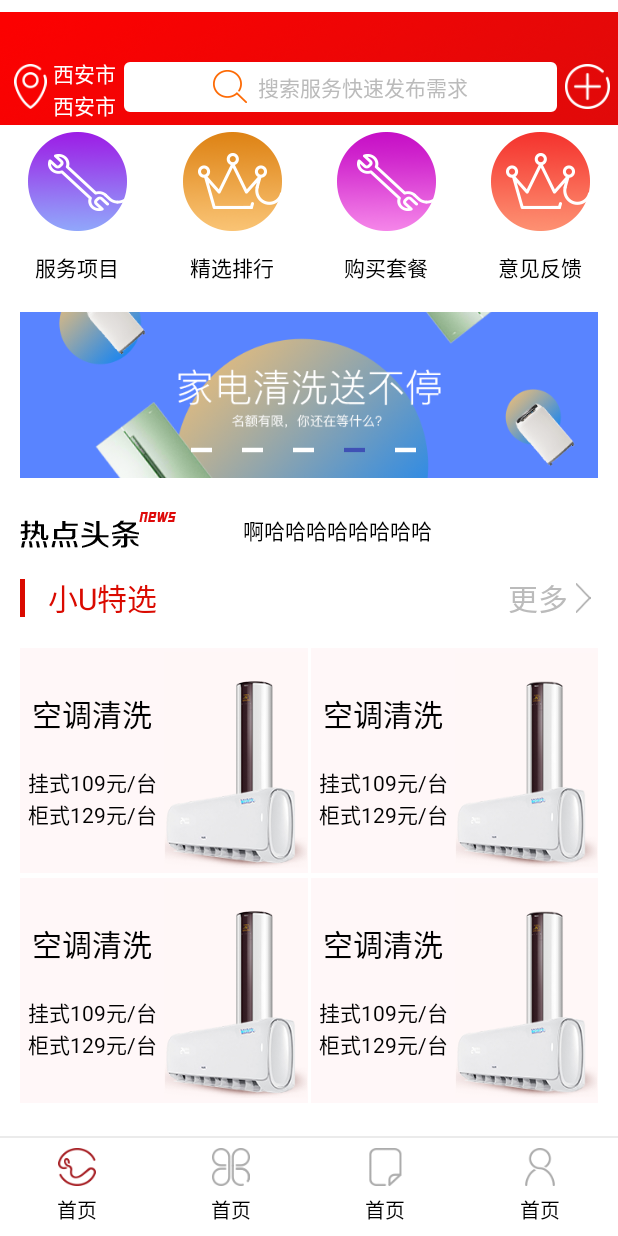
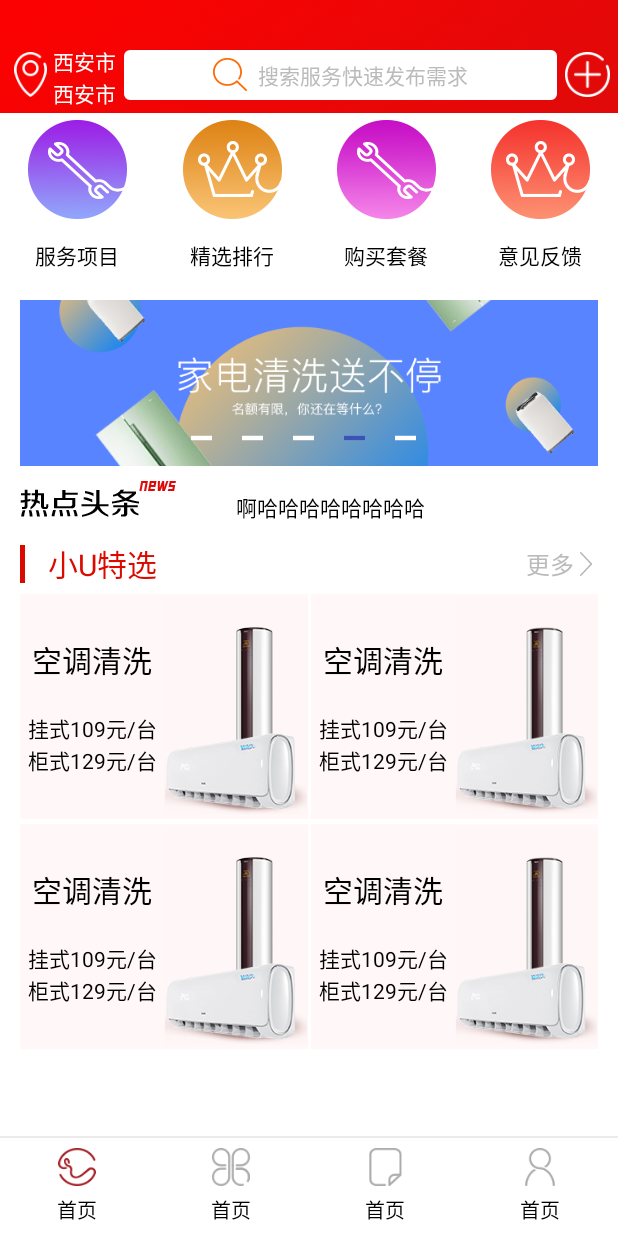
Before and after one commit to lxl757266307/UJ, an Android app: the screen it shows after launch (MainActivity), on a phone screen of 412 x 824 dp. Run offline under Robolectric (Android 15) with nearby library versions, the phone set to English and light mode, and no system bars; our stand-ins replace ButterKnife, CircleImageView; libraries missing offline, so code that uses them is left out: com.amap.api, com.handmark.pulltorefresh, com.igexin.sdk, com.qiniu.android, com.tencent.mm and 1 more; plain views replace PullToRefreshScrollView; 5 statements that could not run were skipped.

Commit message:
第三次

```diff
--- a/app/src/main/java/com/example/maintainsteward/fragment/MainFragment.java
+++ b/app/src/main/java/com/example/maintainsteward/fragment/MainFragment.java
@@ -1,5 +1,6 @@
 package com.example.maintainsteward.fragment;
 
+import android.graphics.Color;
 import android.os.Build;
 import android.os.Bundle;
 import android.support.annotation.Nullable;
@@ -132,7 +133,6 @@ public class MainFragment extends Fragment implements View.OnScrollChangeListene
     @Nullable
     @Override
     public View onCreateView(LayoutInflater inflater, @Nullable ViewGroup container, @Nullable Bundle savedInstanceState) {
-
         View view = inflater.inflate(R.layout.fragment_first, container, false);
 
         unbinder = ButterKnife.bind(this, view);
--- a/app/src/main/java/com/example/maintainsteward/mvp_view/login/LoginIPaser.java
+++ b/app/src/main/java/com/example/maintainsteward/mvp_view/login/LoginIPaser.java
@@ -1,4 +1,4 @@
-package com.example.maintainsteward.mvp_view.login;
+package com.example.maintainsteward.mvp_view.login.login;
 
 /**
  * Created by Administrator on 2017/8/5.
--- a/app/src/main/java/com/example/maintainsteward/mvp_view/login/LoginView.java
+++ b/app/src/main/java/com/example/maintainsteward/mvp_view/login/LoginView.java
@@ -1,4 +1,4 @@
-package com.example.maintainsteward.mvp_view.login;
+package com.example.maintainsteward.mvp_view.login.login;
 
 import com.example.maintainsteward.bean.User;
 
--- a/app/src/main/java/com/example/maintainsteward/mvp_view/login/OnLoginListener.java
+++ b/app/src/main/java/com/example/maintainsteward/mvp_view/login/OnLoginListener.java
@@ -1,4 +1,4 @@
-package com.example.maintainsteward.mvp_view.login;
+package com.example.maintainsteward.mvp_view.login.login;
 
 /**
  * Created by Administrator on 2017/8/5.
--- a/app/src/main/res/layout/fragment_first.xml
+++ b/app/src/main/res/layout/fragment_first.xml
@@ -2,8 +2,13 @@
 <LinearLayout xmlns:android="http://schemas.android.com/apk/res/android"
     android:layout_width="match_parent"
     android:layout_height="match_parent"
-    android:background="@android:color/white"
+    android:background="#fff"
     android:gravity="center"
+    android:orientation="vertical">
+
+    <LinearLayout
+        android:layout_width="match_parent"
+        android:layout_height="match_parent"
         android:orientation="vertical">
 
         <LinearLayout
@@ -184,13 +189,15 @@
 
                 <LinearLayout
                     android:layout_width="match_parent"
-                android:layout_height="40dp"
+                    android:layout_height="35dp"
                     android:layout_marginLeft="13dp"
                     android:layout_marginRight="13dp"
+                    android:layout_marginTop="-10dp"
                     android:gravity="center_vertical"
                     android:orientation="horizontal">
 
                     <ImageView
+                        android:id="@+id/imageView3"
                         android:layout_width="wrap_content"
                         android:layout_height="wrap_content"
                         android:src="@mipmap/news_pg" />
@@ -199,7 +206,8 @@
                         android:id="@+id/vf_mainfragment"
                         android:layout_width="@dimen/layout_width_0dp"
                         android:layout_height="match_parent"
-                    android:layout_marginLeft="30dp"
+                        android:layout_marginLeft="25dp"
+                        android:layout_marginTop="5dp"
                         android:layout_weight="1"
                         android:autoStart="true"
                         android:flipInterval="2000"
@@ -241,19 +249,20 @@
                         android:gravity="center"
                         android:text="更多"
                         android:textColor="#bbbbbb"
-                    android:textSize="20sp" />
+                        android:textSize="16sp" />
 
                     <ImageView
-                    android:layout_width="20dp"
-                    android:layout_height="20dp"
+                        android:layout_width="16dp"
+                        android:layout_height="16dp"
                         android:src="@mipmap/xiayiye" />
                 </LinearLayout>
 
                 <LinearLayout
                     android:layout_width="match_parent"
-                android:layout_height="0dp"
-                android:layout_margin="13dp"
-                android:layout_weight="1"
+                    android:layout_height="match_parent"
+                    android:layout_marginLeft="13dp"
+                    android:layout_marginRight="13dp"
+                    android:background="#fff"
                     android:orientation="vertical">
 
                     <LinearLayout
@@ -513,5 +522,5 @@
             </LinearLayout>
 
         </com.handmark.pulltorefresh.library.PullToRefreshScrollView>
-
     </LinearLayout>
+</LinearLayout>
--- a/app/src/main/res/layout/vf_item.xml
+++ b/app/src/main/res/layout/vf_item.xml
@@ -8,7 +8,7 @@
 
     <TextView
         android:layout_width="match_parent"
-        android:layout_height="@dimen/layout_height_50dp"
+        android:layout_height="35dp"
         android:layout_marginLeft="10dp"
         android:gravity="center_vertical"
         android:text="啊哈哈哈哈哈哈哈哈"
```
Lines whose indentation alone changed are shown as unchanged.
